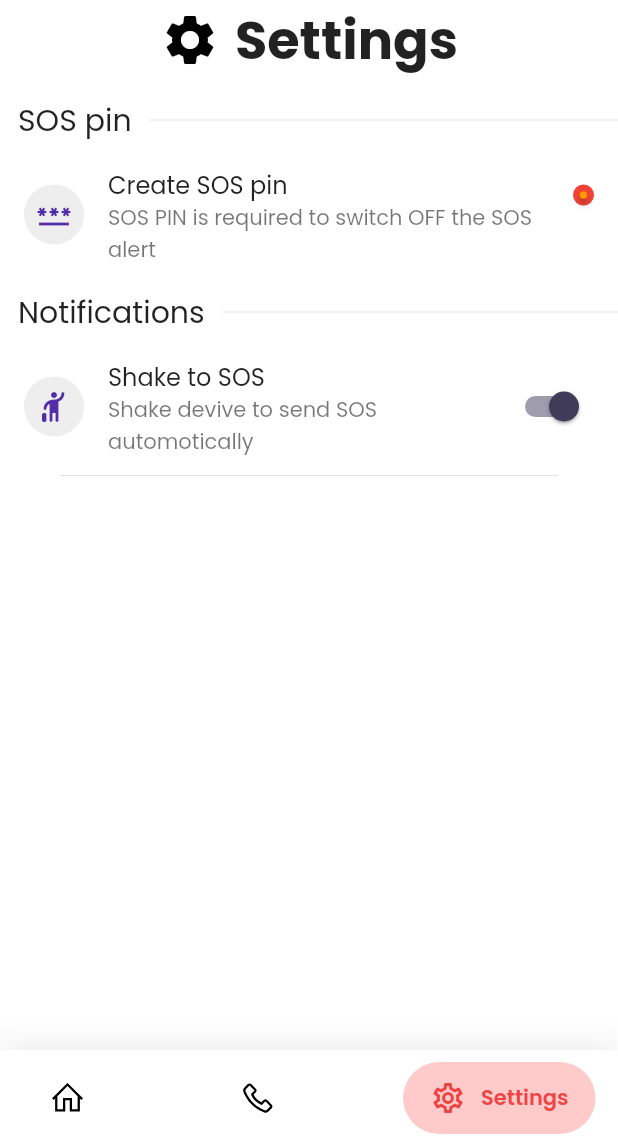
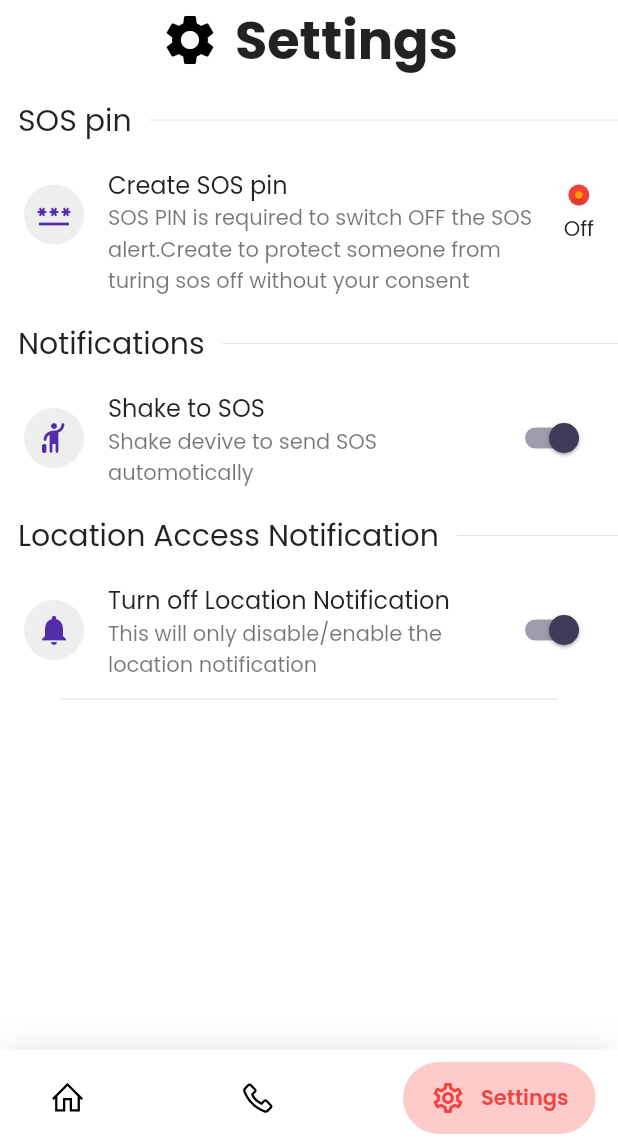
Before and after one commit to ayyysh04/raksha, a Flutter app: the screen it shows after launch, item 3 of the bottom bar chosen, after a tap on "Shake to SOS", on a phone screen of 412 x 824 dp, the part 90-1236 px from its top. Run offline on Flutter 3.47's test engine with Material 2 defaults, Android fonts, the phone set to English and light mode, and no system bars; drawn by our look-alikes of google_nav_bar, velocity_x; our stand-ins replace badges, carousel_slider, contacts_service, easy_splash_screen, flutter_slidable, flutter_spinkit and 9 more; missing offline and left inert: background_location, flutter_background_service, restart_app, shake, telephony, workmanager; network calls fail.

Commit message:
fixed bugs in image_provider + changed setting page

```diff
--- a/lib/pages/homepage.dart
+++ b/lib/pages/homepage.dart
@@ -1,6 +1,5 @@
 import 'dart:async';
 import 'dart:convert';
-import 'dart:developer';
 
 import 'package:badges/badges.dart';
 import 'package:flutter/animation.dart';
@@ -48,7 +47,6 @@ class _HomePageState extends State<HomePage> {
   @override
   void initState() {
     super.initState();
-    // checkPermission();
   }
 
   @override
@@ -211,12 +209,12 @@ class _HomeState extends State<Home> {
         await prefs?.reload();
         if (mounted)
           setState(() {
-            print("op");
             alerted = prefs?.getBool("alerted") ?? false;
           });
       }
     });
-
+    checkAlertSharedPreferences();
+    checkPermission();
     super.initState();
   }
 
@@ -232,6 +230,7 @@ class _HomeState extends State<Home> {
     if (mounted)
       setState(() {
         alerted = prefs?.getBool("alerted") ?? false;
+        print(alerted);
       });
   }
 
@@ -464,7 +463,9 @@ class _HomeState extends State<Home> {
                           SizedBox(
                             width: 120,
                             child: ElevatedButton(
-                              onPressed: () {},
+                              onPressed: () async {
+                                await openGoogleMap("Hospitals near me");
+                              },
                               child: "Hospitals".text.bold.make(),
                             ),
                           ),
@@ -472,7 +473,9 @@ class _HomeState extends State<Home> {
                           SizedBox(
                             width: 120,
                             child: ElevatedButton(
-                              onPressed: () {},
+                              onPressed: () async {
+                                await openGoogleMap("Pharmacies near me");
+                              },
                               child: "Pharmacies".text.bold.make(),
                             ),
                           ),
@@ -480,7 +483,9 @@ class _HomeState extends State<Home> {
                           SizedBox(
                             width: 120,
                             child: ElevatedButton(
-                              onPressed: () {},
+                              onPressed: () async {
+                                await openGoogleMap("Bus Stations near me");
+                              },
                               child: "Bus Stations".text.bold.make(),
                             ),
                           ),
@@ -503,7 +508,7 @@ class _HomeState extends State<Home> {
                     )
                   ],
                 ),
-                WomenQuoteCarousel(),
+                WomenSafteyTipsCarousel(),
               ]),
             ).expand(),
           ],
@@ -606,6 +611,8 @@ class _HomeState extends State<Home> {
           Fluttertoast.showToast(
               msg: "Contacts are being notified about false SOS.");
           link = "I am safe, track me here\n$li";
+          final service = FlutterBackgroundService();
+          service.sendData({"action": "alertOff"});
         }
 
         for (int i = 0; i < numbers.length; i++) {
--- a/lib/pages/settings/settings_screen.dart
+++ b/lib/pages/settings/settings_screen.dart
@@ -1,7 +1,9 @@
+import 'package:background_location/background_location.dart';
 import 'package:flutter/material.dart';
 import 'package:flutter_background_service/flutter_background_service.dart';
 import 'package:raksha/Utils/background_services.dart';
 import 'package:raksha/pages/settings/change_pin.dart';
+import 'package:restart_app/restart_app.dart';
 import 'package:shared_preferences/shared_preferences.dart';
 import 'package:velocity_x/velocity_x.dart';
 
@@ -14,6 +16,8 @@ class SettingsScreen extends StatefulWidget {
 
 class _SettingsScreenState extends State<SettingsScreen> {
   bool switchValue = false;
+  bool switchLocationNotify = false;
+
   Future<int> checkPIN() async {
     SharedPreferences prefs = await SharedPreferences.getInstance();
     int pin = (prefs.getInt('pin') ?? -1111);
@@ -74,12 +78,15 @@ class _SettingsScreenState extends State<SettingsScreen> {
                     title: Text(snapshot.data == -1111
                         ? "Create SOS pin"
                         : "Change SOS pin"),
-                    subtitle:
-                        Text("SOS PIN is required to switch OFF the SOS alert"),
-                    trailing: CircleAvatar(
+                    subtitle: Text(
+                        "SOS PIN is required to switch OFF the SOS alert.Create to protect someone from turing sos off without your consent"),
+                    trailing: Column(
+                      children: [
+                        CircleAvatar(
                           radius: 7,
-                      backgroundColor:
-                          snapshot.data == -1111 ? Colors.red : Colors.white,
+                          backgroundColor: snapshot.data == -1111
+                              ? Colors.red
+                              : Colors.white,
                           child: Center(
                             child: Card(
                                 color: snapshot.data == -1111
@@ -91,6 +98,12 @@ class _SettingsScreenState extends State<SettingsScreen> {
                                   width: 5,
                                 )),
                           ),
+                        ),
+                        5.heightBox,
+                        snapshot.data == -1111
+                            ? "Off".text.make()
+                            : "On".text.make(),
+                      ],
                     ),
                   );
                 } else {
@@ -107,7 +120,7 @@ class _SettingsScreenState extends State<SettingsScreen> {
             onChanged: (val) {
               setState(() {
                 switchValue = val;
-                controllSafeShake(val);
+                controlShakeToSOS(val);
               });
             },
             value: switchValue,
@@ -117,6 +130,33 @@ class _SettingsScreenState extends State<SettingsScreen> {
             ),
             title: Text("Shake to SOS"),
             subtitle: Text("Shake devive to send SOS automotically"),
+          ),
+          Row(
+            children: [
+              "Location Access Notification".text.size(20).make().p(12),
+              Divider().expand(),
+            ],
+          ),
+          SwitchListTile(
+            onChanged: (val) async {
+              setState(() {
+                switchLocationNotify = !switchLocationNotify;
+              });
+              SharedPreferences prefs = await SharedPreferences.getInstance();
+              await prefs
+                  .setBool("LocationNotify", switchLocationNotify)
+                  .whenComplete(() async {
+                await Restart.restartApp();
+              });
+            },
+            value: switchLocationNotify,
+            secondary: CircleAvatar(
+              backgroundColor: Colors.grey[200],
+              child: Center(child: Icon(Icons.notifications)),
+            ),
+            title: Text("Turn off Location Notification"),
+            subtitle:
+                Text("This will only disable/enable the location notification"),
           ),
           Divider(
             indent: 40,
@@ -129,14 +169,18 @@ class _SettingsScreenState extends State<SettingsScreen> {
 
   Future<bool> checkService() async {
     bool running = await FlutterBackgroundService().isServiceRunning();
+    SharedPreferences prefs = await SharedPreferences.getInstance();
+    bool tempNotify = await prefs.getBool("LocationNotify") ?? true;
+
     setState(() {
+      switchLocationNotify = tempNotify;
       switchValue = running;
     });
 
     return running;
   }
 
-  void controllSafeShake(bool val) async {
+  void controlShakeToSOS(bool val) async {
     if (val) {
       FlutterBackgroundService.initialize(onStart);
     } else {
--- a/lib/widgets/home/women_quote_carousel.dart
+++ b/lib/widgets/home/women_quote_carousel.dart
@@ -2,7 +2,7 @@ import 'package:carousel_slider/carousel_slider.dart';
 import 'package:flutter/material.dart';
 import 'package:raksha/Utils/home/women_quote_carousel.dart';
 
-class WomenQuoteCarousel extends StatelessWidget {
+class WomenSafteyTipsCarousel extends StatelessWidget {
   @override
   Widget build(BuildContext context) {
     return Container(
@@ -27,7 +27,13 @@ class WomenQuoteCarousel extends StatelessWidget {
                         decoration: BoxDecoration(
                           borderRadius: BorderRadius.circular(20),
                           image: DecorationImage(
-                              image: NetworkImage(imageSliders[index]),
+                              image: Image.network(
+                                imageSliders[index],
+                                errorBuilder: (BuildContext context,
+                                    Object exception, StackTrace? stackTrace) {
+                                  return SizedBox();
+                                },
+                              ).image,
                               fit: BoxFit.cover),
                         ),
                         child: Container(
--- a/pubspec.yaml
+++ b/pubspec.yaml
@@ -50,8 +50,10 @@ dependencies:
   marquee: ^2.2.0
   permission_handler: ^8.1.6
   pinput: ^1.2.2
+  restart_app: ^1.1.0
   shake: ^2.0.0
   shared_preferences: ^2.0.8
+  speech_to_text: ^5.2.0
   telephony: ^0.1.4
   url_launcher: ^6.0.12
   velocity_x: ^3.3.0
```
Also changed, not shown: lib/Utils/background_services.dart (+29 -35 lines), pubspec.lock. Lines whose indentation alone changed are shown as unchanged.
